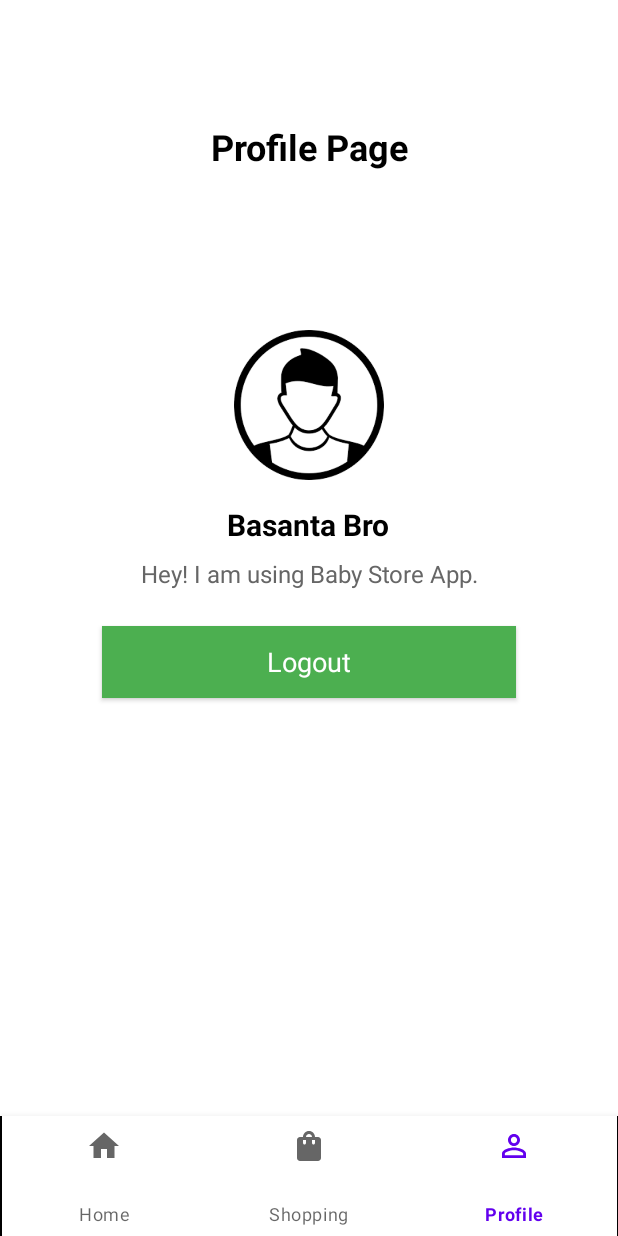
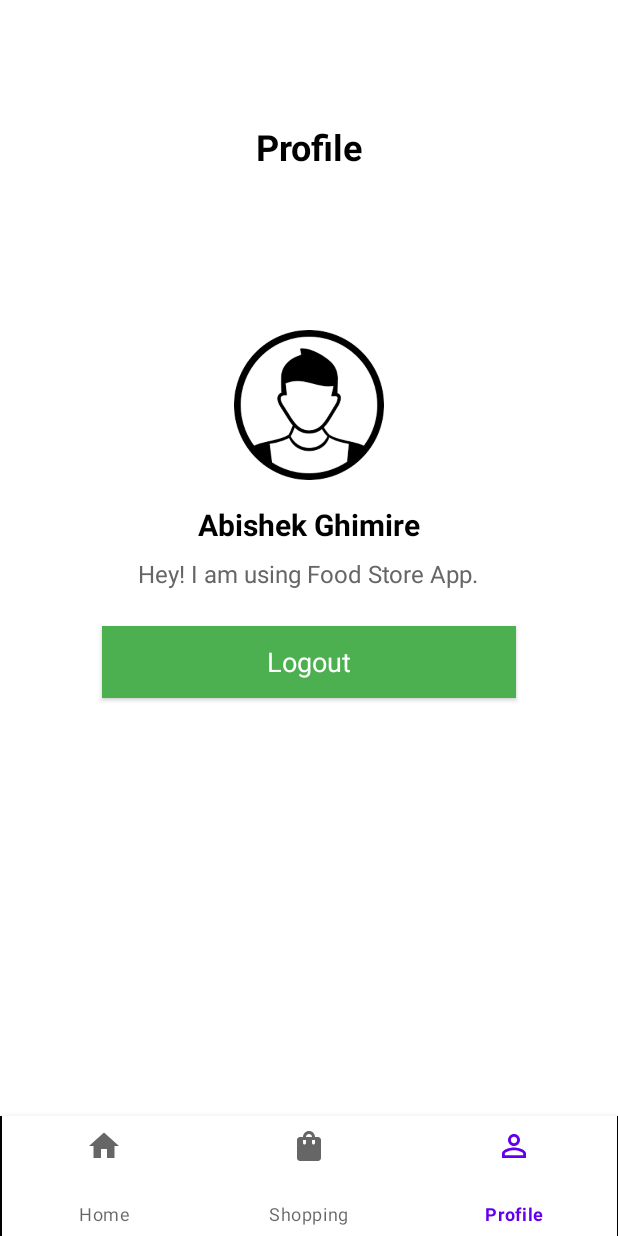
Before and after one commit to Abishek-077/Food-Store-MVVM-Kotlin-Project, an Android app built with Jetpack Compose: the screen it shows after launch once a user with an empty profile is signed in (Dashboard), item 3 of the bottom bar chosen, on a phone screen of 412 x 824 dp. Run offline under Robolectric (Android 15) with nearby library versions, the light colour scheme and no system bars; our stand-ins replace Firebase (no records; nobody signed in at launch, a user with empty details on screens opened directly).

Commit message:
Creating XML Files

```diff
--- a/app/src/main/res/layout/activity_add_or_update_item.xml
+++ b/app/src/main/res/layout/activity_add_or_update_item.xml
@@ -119,7 +119,7 @@
         android:drawableLeft="@drawable/baseline_add_location_24"
         android:text="Click to add Location"
         android:textSize="30dp"
-        android:backgroundTint="#4CAF50"
+        android:backgroundTint="#FFFFA500"
         android:textColor="@color/white"
         />
 
@@ -146,7 +146,7 @@
         app:layout_constraintEnd_toEndOf="parent"
         app:layout_constraintTop_toBottomOf="@id/cb_purchased"
         app:cornerRadius="55dp"
-        android:backgroundTint="#4CAF50"
+        android:backgroundTint="#FFFFA500"
         android:text="Save"
         android:textSize="24dp"/>
 
--- a/app/src/main/res/layout/fragment_profile.xml
+++ b/app/src/main/res/layout/fragment_profile.xml
@@ -11,7 +11,7 @@
     <TextView
         android:layout_width="match_parent"
         android:layout_height="wrap_content"
-        android:text="Profile Page"
+        android:text="Profile"
         android:textAlignment="center"
         android:textSize="24sp"
         android:textStyle="bold"
@@ -32,7 +32,7 @@
         android:id="@+id/profile_name"
         android:layout_width="wrap_content"
         android:layout_height="wrap_content"
-        android:text="Basanta Bro"
+        android:text="Abishek Ghimire"
         android:textSize="20sp"
         android:textStyle="bold"
         android:textColor="#000000"
@@ -43,7 +43,7 @@
         android:id="@+id/profile_bio"
         android:layout_width="wrap_content"
         android:layout_height="wrap_content"
-        android:text="Hey! I am using Baby Store App."
+        android:text="Hey! I am using Food Store App."
         android:textSize="16sp"
         android:textColor="#666666"
         android:gravity="center"
```
